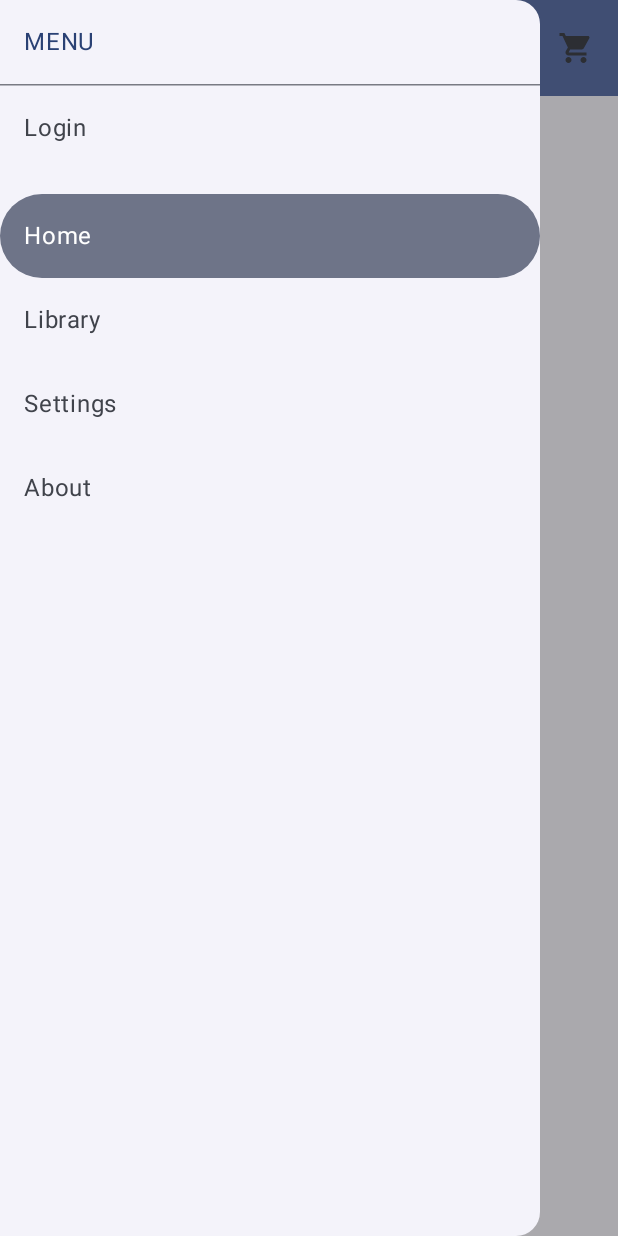
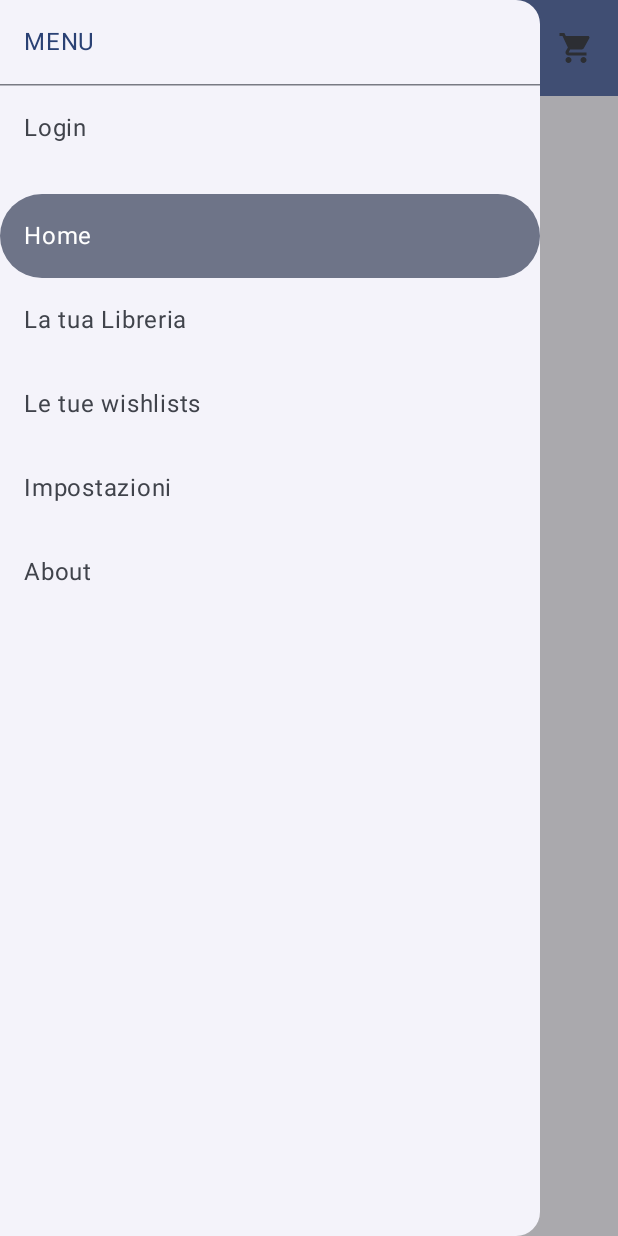
Before and after one commit to giovisss/Progetto-2023-2024-Belmonte-Corasaniti-Iannello-Ruffolo-Visalli, an Android app built with Jetpack Compose: the screen it shows after launch (MainActivity), after a tap on "Menu", on a phone screen of 412 x 824 dp. Run offline under Robolectric (Android 15) with nearby library versions, the light colour scheme and no system bars; our stand-ins replace livedata-compose; libraries missing offline, so code that uses them is left out: net.openid.appauth; 3 statements that could not run were skipped.

Commit message:
creata schermata per libreria aggiustato le rotte e provato a far funzionare la chiamata backend, ma non va

```diff
--- a/JokiAndroid/app/src/main/java/com/example/jokiandroid/activity/MainActivity.kt
+++ b/JokiAndroid/app/src/main/java/com/example/jokiandroid/activity/MainActivity.kt
@@ -22,6 +22,7 @@ import com.example.jokiandroid.auth.AuthManager
 import com.example.jokiandroid.ui.theme.JokiAndroidTheme
 import com.example.jokiandroid.utility.IPManager
 import com.example.jokiandroid.viewmodel.CartViewModel
+import com.example.jokiandroid.viewmodel.WishlistViewModel
 
 class MainActivity : ComponentActivity() {
     private lateinit var authManager: AuthManager
@@ -90,17 +91,20 @@ class MainActivity : ComponentActivity() {
 fun MainScreen(authManager: AuthManager) { //navController per gestire la navigazione tra le varie pagine
     val navController = rememberNavController()
     val cartViewModel = remember { CartViewModel() }
-    val viewModel = remember { GameViewModel() }
+    val gameViewModel = remember { GameViewModel() }
+    val wishlistViewModel = remember { WishlistViewModel() }
 
     BasicUI(navController = navController, authManager = authManager)
 
     NavHost(navController = navController, startDestination = "home") {
-        composable("home") { SetGameListContent(viewModel, cartViewModel, navController) }
+        composable("home") { SetGameListContent(gameViewModel, cartViewModel, navController) }
+        composable("libreria") { SetLibraryContent(navController, gameViewModel) }
+        composable("wishlist") { SetWishlistContent(navController, wishlistViewModel) }
         composable("cart") { CartActivity(navController, cartViewModel) }
         composable("login") { SetLoginContent(navController) }
         composable("game_detail/{gameId}") { backStackEntry ->
             val gameId = backStackEntry.arguments?.getString("gameId")
-            gameId?.let { GameDetailsActivity(gameId = it, viewModel = viewModel, navController) }
+            gameId?.let { GameDetailsActivity(gameId = it, viewModel = gameViewModel, navController) }
         }
     }
 
--- a/JokiAndroid/app/src/main/java/com/example/jokiandroid/activity/SideBarActivity.kt
+++ b/JokiAndroid/app/src/main/java/com/example/jokiandroid/activity/SideBarActivity.kt
@@ -41,6 +41,7 @@ import androidx.lifecycle.MutableLiveData
 import androidx.navigation.NavController
 import com.example.jokiandroid.auth.AuthManager
 import com.example.jokiandroid.viewmodel.CartViewModel
+import com.example.jokiandroid.viewmodel.WishlistViewModel
 import kotlinx.coroutines.CoroutineScope
 import kotlinx.coroutines.launch
 
@@ -86,13 +87,18 @@ fun BasicUI(navController: NavController, authManager: AuthManager) {
                     onClick = { selectPage("home", coroutineScope, drawerState, navController, selectedItem) }
                 )
                 NavigationDrawerItem(
-                    label = { Text(text = "Library") },
-                    selected = selectedItem.value == "library",
-                    onClick = { /*TODO*/ }
+                    label = { Text(text = "La tua Libreria") },
+                    selected = selectedItem.value == "libreria",
+                    onClick = { selectPage("libreria", coroutineScope, drawerState, navController, selectedItem) }
                 )
                 NavigationDrawerItem(
-                    label = { Text(text = "Settings") },
-                    selected = selectedItem.value == "settings",
+                    label = { Text(text = "Le tue wishlists") },
+                    selected = selectedItem.value == "Impostazioni",
+                    onClick = { selectPage("wishlist", coroutineScope, drawerState, navController, selectedItem) }
+                )
+                NavigationDrawerItem(
+                    label = { Text(text = "Impostazioni") },
+                    selected = selectedItem.value == "Impostazioni",
                     onClick = { /*TODO*/ }
                 )
                 NavigationDrawerItem(
@@ -169,4 +175,19 @@ fun SetLoginContent(navController: NavController) {
     SideBarActivity.setContent {
         LoginActivity(navController = navController)
     }
+
 }
+
+@Composable
+fun SetLibraryContent(navController: NavController, gameViewModel: GameViewModel) {
+    SideBarActivity.setContent {
+        LibraryActivity(navController, gameViewModel)
+    }
+}
+
+@Composable
+fun SetWishlistContent(navController: NavController, wishlistViewModel: WishlistViewModel) {
+    SideBarActivity.setContent {
+        WishlistsActivity(navController, wishlistViewModel)
+    }
+}
--- a/JokiAndroid/app/src/main/java/com/example/jokiandroid/activity/WishlistsActivity.kt
+++ b/JokiAndroid/app/src/main/java/com/example/jokiandroid/activity/WishlistsActivity.kt
@@ -8,13 +8,14 @@ import androidx.compose.material3.Scaffold
 import androidx.compose.material3.Text
 import androidx.compose.runtime.Composable
 import androidx.compose.ui.Modifier
+import androidx.navigation.NavController
 import com.example.jokiandroid.viewmodel.WishlistViewModel
 
 //Qui dobbiamo visualizzare le wishlist dell'utente
 @SuppressLint("UnusedMaterial3ScaffoldPaddingParameter")
 @OptIn(ExperimentalMaterial3Api::class)
 @Composable
-fun WishlistsActivity(modifier: Modifier = Modifier, WishlistViewModel: WishlistViewModel) {
+fun WishlistsActivity(navController: NavController, wishlistViewModel: WishlistViewModel) {
 
 
 
--- a/JokiAndroid/app/src/main/java/com/example/jokiandroid/service/ApiService.kt
+++ b/JokiAndroid/app/src/main/java/com/example/jokiandroid/service/ApiService.kt
@@ -11,4 +11,7 @@ interface ApiService {
 
     @GET("api/games/{id}") // Assumiamo che questo sia l'endpoint per recuperare i dettagli di un gioco specifico
     suspend fun getGameById(@Path("id") id: String): Response<Game>
+
+    @GET("api/users/games")
+    suspend fun getGamesByUser(): Response<List<Game>>
 }
```
Also changed, not shown: JokiAndroid/app/src/main/java/com/example/jokiandroid/activity/LibraryActivity.kt (added, +96 -0 lines), JokiAndroid/app/src/main/java/com/example/jokiandroid/viewmodel/GameViewModel.kt (+14 -0 lines).
